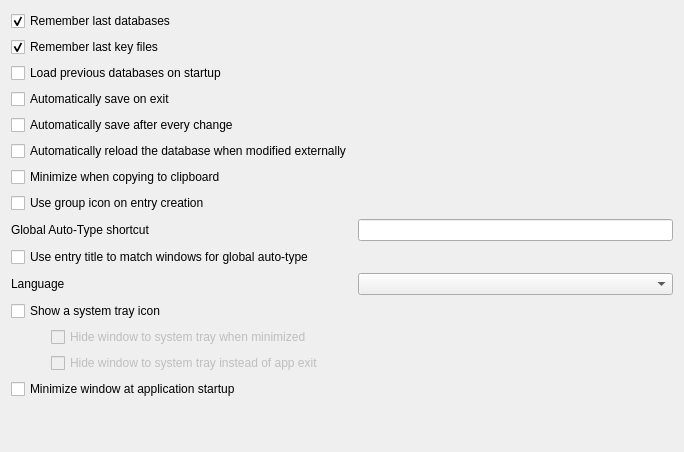
First picture: the form in src/gui/SettingsWidgetGeneral.ui, repository keepassxreboot/keepassxc, before the edit.
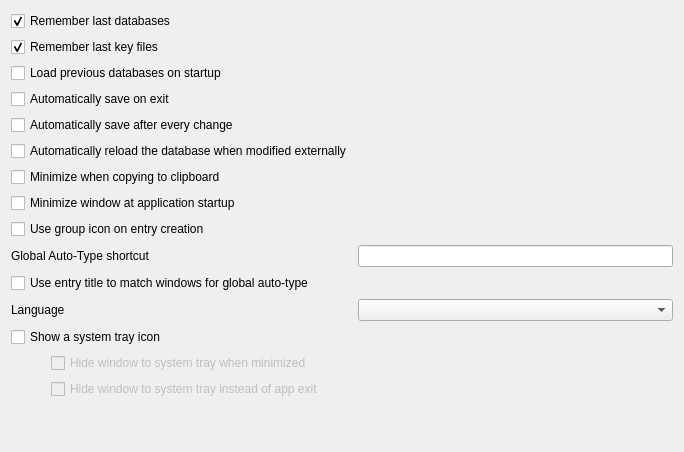
Second picture: the form after the edit. Custom widgets are drawn as their Qt base class.

Commit message: Regroup minimize window.

Diff of the .ui file:
```diff
--- a/src/gui/SettingsWidgetGeneral.ui
+++ b/src/gui/SettingsWidgetGeneral.ui
@@ -70,47 +70,54 @@
     </widget>
    </item>
    <item row="7" column="0">
+    <widget class="QCheckBox" name="systrayMinimizeOnStartup">
+     <property name="text">
+      <string>Minimize window at application startup</string>
+     </property>
+    </widget>
+   </item>
+   <item row="8" column="0">
     <widget class="QCheckBox" name="useGroupIconOnEntryCreationCheckBox">
      <property name="text">
       <string>Use group icon on entry creation</string>
      </property>
     </widget>
    </item>
-   <item row="8" column="0">
+   <item row="9" column="0">
     <widget class="QLabel" name="autoTypeShortcutLabel">
      <property name="text">
       <string>Global Auto-Type shortcut</string>
      </property>
     </widget>
    </item>
-   <item row="8" column="1">
+   <item row="9" column="1">
     <widget class="ShortcutWidget" name="autoTypeShortcutWidget"/>
    </item>
-   <item row="9" column="0">
+   <item row="10" column="0">
     <widget class="QCheckBox" name="autoTypeEntryTitleMatchCheckBox">
      <property name="text">
       <string>Use entry title to match windows for global auto-type</string>
      </property>
     </widget>
    </item>
-   <item row="10" column="0">
+   <item row="11" column="0">
     <widget class="QLabel" name="languageLabel">
      <property name="text">
       <string>Language</string>
      </property>
     </widget>
    </item>
-   <item row="10" column="1">
+   <item row="11" column="1">
     <widget class="QComboBox" name="languageComboBox"/>
    </item>
-   <item row="11" column="0">
+   <item row="12" column="0">
     <widget class="QCheckBox" name="systrayShowCheckBox">
      <property name="text">
       <string>Show a system tray icon</string>
      </property>
     </widget>
    </item>
-   <item row="12" column="0">
+   <item row="13" column="0">
     <layout class="QHBoxLayout" name="systray1Layout">
      <property name="sizeConstraint">
       <enum>QLayout::SetMaximumSize</enum>
@@ -146,7 +153,7 @@
      </item>
     </layout>
    </item>
-   <item row="13" column="0">
+   <item row="14" column="0">
     <layout class="QHBoxLayout" name="systray2Layout">
      <property name="sizeConstraint">
       <enum>QLayout::SetMaximumSize</enum>
@@ -176,20 +183,6 @@
      </item>
     </layout>
    </item>
-   <item row="14" column="0">
-    <layout class="QHBoxLayout" name="systray3Layout">
-     <property name="sizeConstraint">
-      <enum>QLayout::SetMaximumSize</enum>
-     </property>
-     <item>
-      <widget class="QCheckBox" name="systrayMinimizeOnStartup">
-       <property name="text">
-        <string>Minimize window at application startup</string>
-       </property>
-      </widget>
-     </item>
-    </layout>
-   </item>
   </layout>
  </widget>
  <customwidgets>
```
